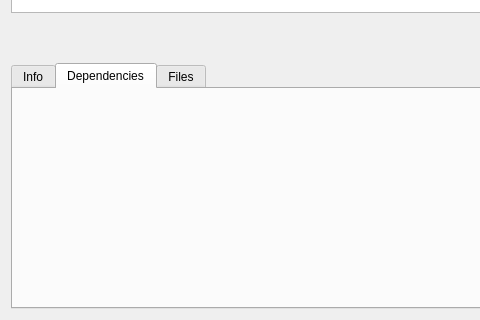
First picture: the form in src/mainwindow.ui, repository Shatur/orson, before the edit; both pictures show x 0 to 480 and y 265 to 585 of the 743 by 585 pixel window.
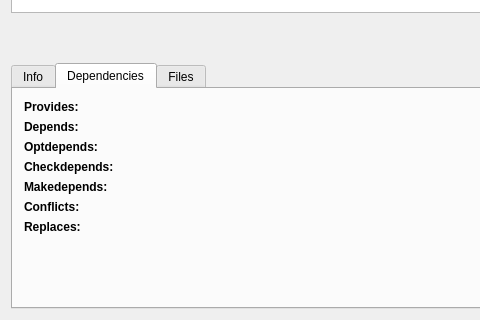
Second picture: the form after the edit. Custom widgets are drawn as their Qt base class.

Patch:
```diff
--- a/src/mainwindow.ui
+++ b/src/mainwindow.ui
@@ -340,7 +340,99 @@
        <attribute name="title">
         <string>Dependencies</string>
        </attribute>
-       <layout class="QFormLayout" name="formLayout_2"/>
+       <layout class="QFormLayout" name="formLayout_2">
+        <item row="0" column="0">
+         <widget class="QLabel" name="providesTitleLabel">
+          <property name="styleSheet">
+           <string notr="true">font-weight: bold;</string>
+          </property>
+          <property name="text">
+           <string>Provides:</string>
+          </property>
+         </widget>
+        </item>
+        <item row="0" column="1">
+         <layout class="QHBoxLayout" name="providesLayout"/>
+        </item>
+        <item row="1" column="0">
+         <widget class="QLabel" name="dependsTitleLabel">
+          <property name="styleSheet">
+           <string notr="true">font-weight: bold;</string>
+          </property>
+          <property name="text">
+           <string>Depends:</string>
+          </property>
+         </widget>
+        </item>
+        <item row="1" column="1">
+         <layout class="QVBoxLayout" name="dependsLayout"/>
+        </item>
+        <item row="2" column="0">
+         <widget class="QLabel" name="optdependsTitleLabel">
+          <property name="styleSheet">
+           <string notr="true">font-weight: bold;</string>
+          </property>
+          <property name="text">
+           <string>Optdepends:</string>
+          </property>
+         </widget>
+        </item>
+        <item row="2" column="1">
+         <layout class="QVBoxLayout" name="optdependsLayout"/>
+        </item>
+        <item row="3" column="0">
+         <widget class="QLabel" name="checkdependsTitleLabel">
+          <property name="styleSheet">
+           <string notr="true">font-weight: bold;</string>
+          </property>
+          <property name="text">
+           <string>Checkdepends:</string>
+          </property>
+         </widget>
+        </item>
+        <item row="3" column="1">
+         <layout class="QVBoxLayout" name="checkdependsLayout"/>
+        </item>
+        <item row="4" column="0">
+         <widget class="QLabel" name="makedependsTitleLabel">
+          <property name="styleSheet">
+           <string notr="true">font-weight: bold;</string>
+          </property>
+          <property name="text">
+           <string>Makedepends:</string>
+          </property>
+         </widget>
+        </item>
+        <item row="4" column="1">
+         <layout class="QVBoxLayout" name="makedependsLayout"/>
+        </item>
+        <item row="5" column="0">
+         <widget class="QLabel" name="conflictsTitleLabel">
+          <property name="styleSheet">
+           <string notr="true">font-weight: bold;</string>
+          </property>
+          <property name="text">
+           <string>Conflicts:</string>
+          </property>
+         </widget>
+        </item>
+        <item row="5" column="1">
+         <layout class="QVBoxLayout" name="conflictsLayout"/>
+        </item>
+        <item row="6" column="0">
+         <widget class="QLabel" name="replacesTitleLabel">
+          <property name="styleSheet">
+           <string notr="true">font-weight: bold;</string>
+          </property>
+          <property name="text">
+           <string>Replaces:</string>
+          </property>
+         </widget>
+        </item>
+        <item row="6" column="1">
+         <layout class="QVBoxLayout" name="replacesLayout"/>
+        </item>
+       </layout>
       </widget>
       <widget class="QWidget" name="filesTab">
        <attribute name="title">
```
